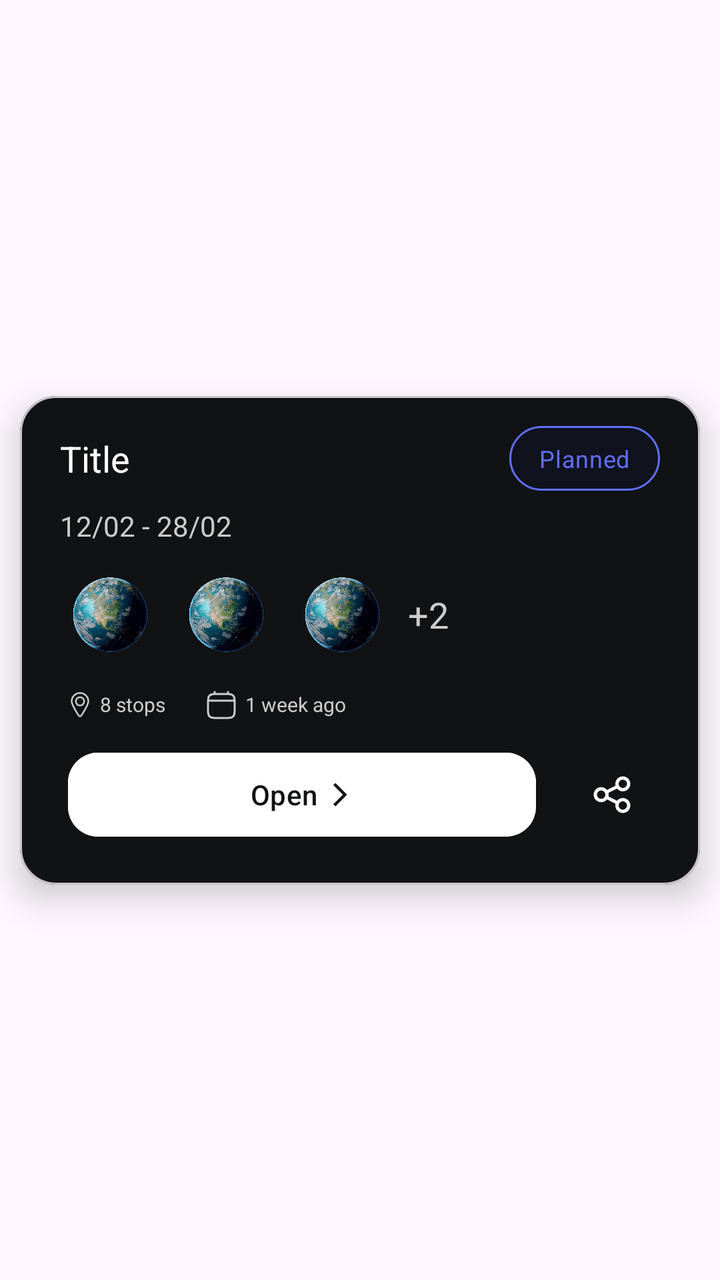
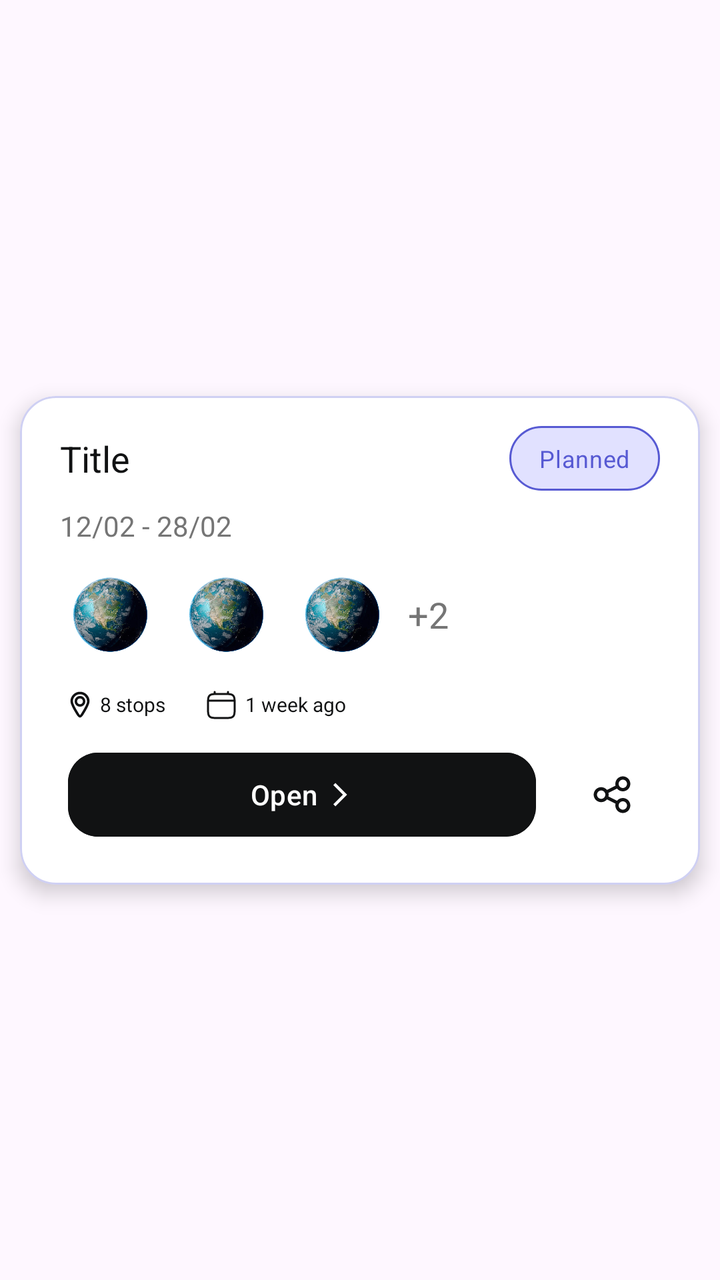

Compare the two renders of this Android layout. The source of the first and the diff that turns it into the second are given below.
<!-- AndroidManifest.xml: application theme Theme.SpaceAdvisor -->
<!-- res/layout/item_trip.xml -->
<?xml version="1.0" encoding="utf-8"?>
<androidx.constraintlayout.widget.ConstraintLayout xmlns:android="http://schemas.android.com/apk/res/android"
    xmlns:app="http://schemas.android.com/apk/res-auto"
    android:layout_width="match_parent"
    android:layout_height="wrap_content">

    
    <com.google.android.material.card.MaterialCardView
        android:id="@+id/delete_background"
        android:layout_width="0dp"
        android:layout_height="0dp"
        android:layout_margin="6dp"
        android:backgroundTint="@color/layout_background_alert"
        app:cardCornerRadius="18dp"
        app:layout_constraintBottom_toBottomOf="@id/trip_card_item"
        app:layout_constraintEnd_toEndOf="@id/trip_card_item"
        app:layout_constraintStart_toStartOf="@id/trip_card_item"
        app:layout_constraintTop_toTopOf="@id/trip_card_item">

        <ImageView
            android:layout_width="24dp"
            android:layout_height="24dp"
            android:layout_gravity="center_vertical|end"
            android:layout_marginEnd="20dp"
            android:src="@drawable/ic_trash"
            app:tint="@color/icon_primary" />
    </com.google.android.material.card.MaterialCardView>

    <com.google.android.material.card.MaterialCardView
        android:id="@+id/trip_card_item"
        android:layout_width="match_parent"
        android:layout_height="wrap_content"
        android:layout_marginHorizontal="10dp"
        android:layout_marginVertical="20dp"
        android:backgroundTint="@color/layout_background_primary"
        app:cardCornerRadius="18dp"
        app:cardElevation="10dp"
        app:layout_constraintBottom_toBottomOf="parent"
        app:layout_constraintEnd_toEndOf="parent"
        app:layout_constraintStart_toStartOf="parent"
        app:layout_constraintTop_toTopOf="parent">

        <LinearLayout
            android:layout_width="match_parent"
            android:layout_height="wrap_content"
            android:layout_marginHorizontal="20dp"
            android:layout_marginVertical="10dp"
            android:orientation="vertical">

            <LinearLayout
                android:layout_width="match_parent"
                android:layout_height="wrap_content"
                android:layout_marginTop="5dp"
                android:orientation="horizontal">


                <TextView
                    android:id="@+id/title_trip_item"
                    android:layout_width="wrap_content"
                    android:layout_height="wrap_content"
                    android:layout_gravity="center_vertical"
                    android:layout_weight="1"
                    android:text="Title"
                    android:textColor="@color/text_primary"
                    android:textSize="18sp" />

                <TextView
                    android:id="@+id/draft_chip_trip_item"
                    style="@style/MaterialAlertDialog.Material3.Body.Text"
                    android:layout_width="wrap_content"
                    android:layout_height="wrap_content"
                    android:background="@drawable/custom_text_black_background"
                    android:paddingHorizontal="15dp"
                    android:paddingVertical="8dp"
                    android:text="Draft"
                    android:textColor="@color/text_quaternary_light"
                    android:textSize="12sp"
                    android:visibility="gone" />

                <TextView
                    android:id="@+id/planned_chip_trip_item"
                    style="@style/MaterialAlertDialog.Material3.Body.Text"
                    android:layout_width="wrap_content"
                    android:layout_height="wrap_content"
                    android:background="@drawable/custom_text_blue_background"
                    android:paddingHorizontal="15dp"
                    android:paddingVertical="8dp"
                    android:text="Planned"
                    android:textColor="@color/chip_text_secondary"
                    android:textSize="12sp" />

                <TextView
                    android:id="@+id/completed_chip_trip_item"
                    style="@style/MaterialAlertDialog.Material3.Body.Text"
                    android:layout_width="wrap_content"
                    android:layout_height="wrap_content"
                    android:background="@drawable/custom_text_purple_background"
                    android:paddingHorizontal="15dp"
                    android:paddingVertical="8dp"
                    android:text="Completed"
                    android:textColor="@color/chip_text_primary"
                    android:textSize="12sp"
                    android:visibility="gone" />

            </LinearLayout>

            <LinearLayout
                android:layout_width="wrap_content"
                android:layout_height="wrap_content"
                android:layout_marginTop="8dp"
                android:gravity="center_vertical"
                android:orientation="horizontal">

                <TextView
                    android:id="@+id/trip_dates_trip_item"
                    android:layout_width="wrap_content"
                    android:layout_height="wrap_content"
                    android:text="12/02 - 28/02"
                    android:textColor="@color/text_quaternary_light"
                    android:textSize="14sp" />

            </LinearLayout>

            <LinearLayout
                android:layout_width="match_parent"
                android:layout_height="wrap_content"
                android:layout_marginVertical="10dp"
                android:orientation="horizontal">


                <ImageView
                    android:id="@+id/trip_dest_image_1"
                    android:layout_width="50dp"
                    android:layout_height="50dp"
                    android:layout_marginEnd="8dp"
                    android:backgroundTint="@color/layout_background_transparent"
                    android:scaleType="centerCrop"
                    android:src="@drawable/pic_profile" />

                <ImageView
                    android:id="@+id/trip_dest_image_2"
                    android:layout_width="50dp"
                    android:layout_height="50dp"
                    android:layout_marginEnd="8dp"
                    android:backgroundTint="@color/layout_background_transparent"
                    android:scaleType="centerCrop"
                    android:src="@drawable/pic_profile" />

                <ImageView
                    android:id="@+id/trip_dest_image_3"
                    android:layout_width="50dp"
                    android:layout_height="50dp"
                    android:layout_marginEnd="8dp"
                    android:backgroundTint="@color/layout_background_transparent"
                    android:scaleType="centerCrop"
                    android:src="@drawable/pic_profile" />

                <TextView
                    android:id="@+id/additional_trip_dest_counter"
                    android:layout_width="wrap_content"
                    android:layout_height="wrap_content"
                    android:layout_gravity="center_vertical"
                    android:text="+2"
                    android:textColor="@color/text_quaternary_light"
                    android:textSize="18sp" />

            </LinearLayout>

            <LinearLayout
                android:layout_width="wrap_content"
                android:layout_height="wrap_content"
                android:gravity="center_vertical"
                android:orientation="horizontal">

                <ImageView
                    android:layout_width="20dp"
                    android:layout_height="20dp"
                    android:src="@drawable/ic_pin"
                    app:tint="@color/icon_quaternary" />

                <TextView
                    android:id="@+id/stop_count_trip_item"
                    android:layout_width="wrap_content"
                    android:layout_height="wrap_content"
                    android:text="8 stops"
                    android:textColor="@color/text_quaternary_light"
                    android:textSize="10sp" />

                <View
                    android:layout_width="20dp"
                    android:layout_height="match_parent" />

                <ImageView
                    android:layout_width="16dp"
                    android:layout_height="16dp"
                    android:src="@drawable/ic_calendar"
                    app:tint="@color/icon_quaternary" />

                <TextView
                    android:id="@+id/created_at_trip_item"
                    android:layout_width="wrap_content"
                    android:layout_height="wrap_content"
                    android:layout_marginStart="4dp"
                    android:text="1 week ago"
                    android:textColor="@color/text_quaternary_light"
                    android:textSize="10sp" />


            </LinearLayout>

            <LinearLayout
                android:layout_width="match_parent"
                android:layout_height="wrap_content"
                android:layout_marginVertical="10dp"
                android:orientation="horizontal">

                <com.google.android.material.button.MaterialButton
                    android:id="@+id/open_btn_trip_item"
                    style="@style/Widget.Material3.Button.IconButton"
                    android:layout_width="0dp"
                    android:layout_height="50dp"
                    android:layout_marginEnd="10dp"
                    android:layout_weight="1"
                    android:backgroundTint="@color/btn_fill_primary"
                    android:gravity="center"
                    android:text="Open"
                    android:textColor="@color/text_secondary"
                    android:textSize="14sp"
                    app:cornerRadius="15dp"
                    app:icon="@drawable/ic_arrow_right"
                    app:iconGravity="textEnd"
                    app:iconPadding="4dp"
                    app:iconSize="14dp"
                    app:iconTint="@color/icon_secondary" />

                <com.google.android.material.button.MaterialButton
                    android:id="@+id/confirm_btn_trip_item"
                    style="@style/Widget.Material3.Button.OutlinedButton"
                    android:layout_width="wrap_content"
                    android:layout_height="50dp"
                    android:backgroundTint="@color/chip_fill_primary"
                    android:text="Confirm"
                    android:textColor="@color/chip_text_primary"
                    android:textSize="12sp"
                    android:visibility="gone"
                    app:cornerRadius="15dp"
                    app:strokeColor="@color/chip_stroke_primary"
                    app:strokeWidth="2dp" />

                <com.google.android.material.button.MaterialButton
                    android:id="@+id/share_btn_trip_item"
                    style="@style/Widget.Material3.Button.IconButton"
                    android:layout_width="wrap_content"
                    android:layout_height="50dp"
                    app:icon="@drawable/ic_share"
                    app:iconTint="@color/icon_primary" />

            </LinearLayout>

        </LinearLayout>

    </com.google.android.material.card.MaterialCardView>

</androidx.constraintlayout.widget.ConstraintLayout>
<!-- resources referenced by this layout -->
<resources>
  <color name="btn_fill_primary">@color/white</color>
  <color name="chip_fill_primary">@color/space_pink_faded</color>
  <color name="chip_stroke_primary">@color/space_pink</color>
  <color name="chip_text_primary">@color/space_pink</color>
  <color name="chip_text_secondary">@color/space_blue</color>
  <color name="icon_primary">@color/white</color>
  <color name="icon_quaternary">@color/gray_light</color>
  <color name="icon_secondary">@color/deep_black</color>
  <color name="layout_background_alert">@color/red_muted</color>
  <color name="layout_background_primary">@color/deep_black</color>
  <color name="layout_background_transparent">@color/transparent</color>
  <color name="text_primary">@color/white</color>
  <color name="text_quaternary_light">@color/gray_light</color>
  <color name="text_secondary">@color/deep_black</color>
  <!-- drawable custom_text_black_background (drawable) -->
  <?xml version="1.0" encoding="utf-8"?>
  <layer-list xmlns:android="http://schemas.android.com/apk/res/android">
      <item android:id="@android:id/background">
          <shape>
              <corners android:radius="20dp" />
              <solid android:color="@color/chip_fill_tertiary" />
              <stroke
                  android:width="1dp"
                  android:color="@color/chip_stroke_tertiary" />
          </shape>
      </item>
  </layer-list>
  <!-- drawable custom_text_blue_background (drawable) -->
  <?xml version="1.0" encoding="utf-8"?>
  <layer-list xmlns:android="http://schemas.android.com/apk/res/android">
      <item android:id="@android:id/background">
          <shape>
              <corners android:radius="20dp" />
              <solid android:color="@color/chip_fill_secondary" />
              <stroke
                  android:width="1dp"
                  android:color="@color/chip_stroke_secondary" />
          </shape>
      </item>
  </layer-list>
  <!-- drawable custom_text_purple_background (drawable) -->
  <?xml version="1.0" encoding="utf-8"?>
  <layer-list xmlns:android="http://schemas.android.com/apk/res/android">
      <item android:id="@android:id/background">
          <shape>
              <corners android:radius="20dp" />
              <solid android:color="@color/chip_fill_primary" />
              <stroke
                  android:width="1dp"
                  android:color="@color/chip_stroke_primary" />
          </shape>
      </item>
  </layer-list>
  <!-- drawable ic_pin (drawable) -->
  <?xml version="1.0" encoding="utf-8"?>
  <vector xmlns:android="http://schemas.android.com/apk/res/android"
      android:width="24dp"
      android:height="24dp"
      android:viewportWidth="24"
      android:viewportHeight="24">
  
      <path
          android:strokeColor="#FFFFFF"
          android:strokeWidth="1"
          android:strokeLineJoin="round"
          android:strokeLineCap="round"
          android:pathData="M17 10C17 11.7279 15.0424 14.9907 13.577 17.3543C12.8967 18.4514 12.5566 19 12 19C11.4434 19 11.1033 18.4514 10.423 17.3543C8.95763 14.9907 7 11.7279 7 10C7 7.23858 9.23858 5 12 5C14.7614 5 17 7.23858 17 10Z" />
      <path
          android:strokeColor="#FFFFFF"
          android:strokeWidth="1"
          android:strokeLineJoin="round"
          android:strokeLineCap="round"
          android:pathData="M14.5 10C14.5 11.3807 13.3807 12.5 12 12.5C10.6193 12.5 9.5 11.3807 9.5 10C9.5 8.61929 10.6193 7.5 12 7.5C13.3807 7.5 14.5 8.61929 14.5 10Z" />
  </vector>
  <style name="Theme.SpaceAdvisor" parent="Base.Theme.SpaceAdvisor" />
  <color name="space_blue">#5F70FD</color>
  <color name="chip_fill_tertiary">@color/gray_muted</color>
  <color name="chip_stroke_tertiary">@color/gray_dark</color>
  <color name="chip_fill_secondary">@color/space_blue_faded</color>
  <color name="chip_stroke_secondary">@color/space_blue</color>
  <style name="Base.Theme.SpaceAdvisor" parent="Theme.Material3.DayNight.NoActionBar">
          
      </style>
  <color name="space_blue_faded">#300B1350</color>
  <!-- unchanged entries left out for length: 14 -->
</resources>

<!-- the commit's change to res/layout/item_trip.xml (unified diff, before → after) -->
@@ -10,7 +10,7 @@
         android:layout_width="0dp"
         android:layout_height="0dp"
         android:layout_margin="6dp"
-        android:backgroundTint="@color/layout_background_alert"
+        android:backgroundTint="@color/alert"
         app:cardCornerRadius="18dp"
         app:layout_constraintBottom_toBottomOf="@id/trip_card_item"
         app:layout_constraintEnd_toEndOf="@id/trip_card_item"
@@ -23,7 +23,7 @@
             android:layout_gravity="center_vertical|end"
             android:layout_marginEnd="20dp"
             android:src="@drawable/ic_trash"
-            app:tint="@color/icon_primary" />
+            app:tint="@color/on_alert" />
     </com.google.android.material.card.MaterialCardView>
 
     <com.google.android.material.card.MaterialCardView
@@ -32,13 +32,14 @@
         android:layout_height="wrap_content"
         android:layout_marginHorizontal="10dp"
         android:layout_marginVertical="20dp"
-        android:backgroundTint="@color/layout_background_primary"
+        android:backgroundTint="@color/background"
         app:cardCornerRadius="18dp"
-        app:cardElevation="10dp"
+        app:cardElevation="6dp"
         app:layout_constraintBottom_toBottomOf="parent"
         app:layout_constraintEnd_toEndOf="parent"
         app:layout_constraintStart_toStartOf="parent"
-        app:layout_constraintTop_toTopOf="parent">
+        app:layout_constraintTop_toTopOf="parent"
+        app:strokeColor="?attr/customColorPrimaryGlow">
 
         <LinearLayout
             android:layout_width="match_parent"
@@ -61,7 +62,7 @@
                     android:layout_gravity="center_vertical"
                     android:layout_weight="1"
                     android:text="Title"
-                    android:textColor="@color/text_primary"
+                    android:textColor="@color/title"
                     android:textSize="18sp" />
 
                 <TextView
@@ -73,7 +74,7 @@
                     android:paddingHorizontal="15dp"
                     android:paddingVertical="8dp"
                     android:text="Draft"
-                    android:textColor="@color/text_quaternary_light"
+                    android:textColor="@color/chip_tertiary"
                     android:textSize="12sp"
                     android:visibility="gone" />
 
@@ -86,7 +87,7 @@
                     android:paddingHorizontal="15dp"
                     android:paddingVertical="8dp"
                     android:text="Planned"
-                    android:textColor="@color/chip_text_secondary"
+                    android:textColor="?attr/customColorPrimary"
                     android:textSize="12sp" />
 
                 <TextView
@@ -98,7 +99,7 @@
                     android:paddingHorizontal="15dp"
                     android:paddingVertical="8dp"
                     android:text="Completed"
-                    android:textColor="@color/chip_text_primary"
+                    android:textColor="?attr/customColorPrimaryVariant"
                     android:textSize="12sp"
                     android:visibility="gone" />
 
@@ -116,7 +117,7 @@
                     android:layout_width="wrap_content"
                     android:layout_height="wrap_content"
                     android:text="12/02 - 28/02"
-                    android:textColor="@color/text_quaternary_light"
+                    android:textColor="@color/body"
                     android:textSize="14sp" />
 
             </LinearLayout>
@@ -133,7 +134,7 @@
                     android:layout_width="50dp"
                     android:layout_height="50dp"
                     android:layout_marginEnd="8dp"
-                    android:backgroundTint="@color/layout_background_transparent"
+                    android:backgroundTint="@color/transparent"
                     android:scaleType="centerCrop"
                     android:src="@drawable/pic_profile" />
 
@@ -142,7 +143,7 @@
                     android:layout_width="50dp"
                     android:layout_height="50dp"
                     android:layout_marginEnd="8dp"
-                    android:backgroundTint="@color/layout_background_transparent"
+                    android:backgroundTint="@color/transparent"
                     android:scaleType="centerCrop"
                     android:src="@drawable/pic_profile" />
 
@@ -151,7 +152,7 @@
                     android:layout_width="50dp"
                     android:layout_height="50dp"
                     android:layout_marginEnd="8dp"
-                    android:backgroundTint="@color/layout_background_transparent"
+                    android:backgroundTint="@color/transparent"
                     android:scaleType="centerCrop"
                     android:src="@drawable/pic_profile" />
 
@@ -161,7 +162,7 @@
                     android:layout_height="wrap_content"
                     android:layout_gravity="center_vertical"
                     android:text="+2"
-                    android:textColor="@color/text_quaternary_light"
+                    android:textColor="@color/body"
                     android:textSize="18sp" />
 
             </LinearLayout>
@@ -176,14 +177,14 @@
                     android:layout_width="20dp"
                     android:layout_height="20dp"
                     android:src="@drawable/ic_pin"
-                    app:tint="@color/icon_quaternary" />
+                    app:tint="@color/icon" />
 
                 <TextView
                     android:id="@+id/stop_count_trip_item"
                     android:layout_width="wrap_content"
                     android:layout_height="wrap_content"
                     android:text="8 stops"
-                    android:textColor="@color/text_quaternary_light"
+                    android:textColor="@color/subtitle"
                     android:textSize="10sp" />
 
                 <View
@@ -194,7 +195,7 @@
                     android:layout_width="16dp"
                     android:layout_height="16dp"
                     android:src="@drawable/ic_calendar"
-                    app:tint="@color/icon_quaternary" />
+                    app:tint="@color/icon" />
 
                 <TextView
                     android:id="@+id/created_at_trip_item"
@@ -202,7 +203,7 @@
                     android:layout_height="wrap_content"
                     android:layout_marginStart="4dp"
                     android:text="1 week ago"
-                    android:textColor="@color/text_quaternary_light"
+                    android:textColor="@color/subtitle"
                     android:textSize="10sp" />
 
 
@@ -221,30 +222,30 @@
                     android:layout_height="50dp"
                     android:layout_marginEnd="10dp"
                     android:layout_weight="1"
-                    android:backgroundTint="@color/btn_fill_primary"
+                    android:backgroundTint="@color/secondary_filled_btn"
                     android:gravity="center"
                     android:text="Open"
-                    android:textColor="@color/text_secondary"
+                    android:textColor="@color/on_secondary_filled_btn"
                     android:textSize="14sp"
                     app:cornerRadius="15dp"
                     app:icon="@drawable/ic_arrow_right"
                     app:iconGravity="textEnd"
                     app:iconPadding="4dp"
                     app:iconSize="14dp"
-                    app:iconTint="@color/icon_secondary" />
+                    app:iconTint="@color/on_secondary_filled_btn" />
 
                 <com.google.android.material.button.MaterialButton
                     android:id="@+id/confirm_btn_trip_item"
                     style="@style/Widget.Material3.Button.OutlinedButton"
                     android:layout_width="wrap_content"
                     android:layout_height="50dp"
-                    android:backgroundTint="@color/chip_fill_primary"
+                    android:backgroundTint="?attr/customColorPrimaryVariantFaded"
                     android:text="Confirm"
-                    android:textColor="@color/chip_text_primary"
+                    android:textColor="?attr/customColorPrimaryVariant"
                     android:textSize="12sp"
                     android:visibility="gone"
                     app:cornerRadius="15dp"
-                    app:strokeColor="@color/chip_stroke_primary"
+                    app:strokeColor="?attr/customColorPrimaryVariant"
                     app:strokeWidth="2dp" />
 
                 <com.google.android.material.button.MaterialButton
@@ -253,7 +254,7 @@
                     android:layout_width="wrap_content"
                     android:layout_height="50dp"
                     app:icon="@drawable/ic_share"
-                    app:iconTint="@color/icon_primary" />
+                    app:iconTint="@color/icon" />
 
             </LinearLayout>
 
<!-- resource entries referenced after the edit -->
@@ -1,19 +1,15 @@
 <!-- resources referenced by this layout -->
 <resources>
-  <color name="btn_fill_primary">@color/white</color>
-  <color name="chip_fill_primary">@color/space_pink_faded</color>
-  <color name="chip_stroke_primary">@color/space_pink</color>
-  <color name="chip_text_primary">@color/space_pink</color>
-  <color name="chip_text_secondary">@color/space_blue</color>
-  <color name="icon_primary">@color/white</color>
-  <color name="icon_quaternary">@color/gray_light</color>
-  <color name="icon_secondary">@color/deep_black</color>
-  <color name="layout_background_alert">@color/red_muted</color>
-  <color name="layout_background_primary">@color/deep_black</color>
-  <color name="layout_background_transparent">@color/transparent</color>
-  <color name="text_primary">@color/white</color>
-  <color name="text_quaternary_light">@color/gray_light</color>
-  <color name="text_secondary">@color/deep_black</color>
+  <color name="alert">@color/red_muted</color>
+  <color name="background">@color/white</color>
+  <color name="body">@color/gray_dark</color>
+  <color name="chip_tertiary">@color/gray_muted</color>
+  <color name="icon">@color/secondary</color>
+  <color name="on_alert">@color/white</color>
+  <color name="on_secondary_filled_btn">@color/background</color>
+  <color name="secondary_filled_btn">@color/secondary</color>
+  <color name="subtitle">@color/secondary</color>
+  <color name="title">@color/secondary</color>
   <!-- drawable custom_text_black_background (drawable) -->
   <?xml version="1.0" encoding="utf-8"?>
   <layer-list xmlns:android="http://schemas.android.com/apk/res/android">
@@ -23,7 +19,7 @@
               <solid android:color="@color/chip_fill_tertiary" />
               <stroke
                   android:width="1dp"
-                  android:color="@color/chip_stroke_tertiary" />
+                  android:color="@color/chip_tertiary" />
           </shape>
       </item>
   </layer-list>
@@ -33,10 +29,10 @@
       <item android:id="@android:id/background">
           <shape>
               <corners android:radius="20dp" />
-              <solid android:color="@color/chip_fill_secondary" />
+              <solid android:color="?attr/customColorPrimaryFaded" />
               <stroke
                   android:width="1dp"
-                  android:color="@color/chip_stroke_secondary" />
+                  android:color="?attr/customColorPrimary" />
           </shape>
       </item>
   </layer-list>
@@ -46,10 +42,10 @@
       <item android:id="@android:id/background">
           <shape>
               <corners android:radius="20dp" />
-              <solid android:color="@color/chip_fill_primary" />
+              <solid android:color="?attr/customColorPrimaryVariantFaded" />
               <stroke
                   android:width="1dp"
-                  android:color="@color/chip_stroke_primary" />
+                  android:color="?attr/customColorPrimaryVariant" />
           </shape>
       </item>
   </layer-list>
@@ -63,27 +59,41 @@
   
       <path
           android:strokeColor="#FFFFFF"
-          android:strokeWidth="1"
+          android:strokeWidth="1.5"
           android:strokeLineJoin="round"
           android:strokeLineCap="round"
           android:pathData="M17 10C17 11.7279 15.0424 14.9907 13.577 17.3543C12.8967 18.4514 12.5566 19 12 19C11.4434 19 11.1033 18.4514 10.423 17.3543C8.95763 14.9907 7 11.7279 7 10C7 7.23858 9.23858 5 12 5C14.7614 5 17 7.23858 17 10Z" />
       <path
           android:strokeColor="#FFFFFF"
-          android:strokeWidth="1"
+          android:strokeWidth="1.5"
           android:strokeLineJoin="round"
           android:strokeLineCap="round"
           android:pathData="M14.5 10C14.5 11.3807 13.3807 12.5 12 12.5C10.6193 12.5 9.5 11.3807 9.5 10C9.5 8.61929 10.6193 7.5 12 7.5C13.3807 7.5 14.5 8.61929 14.5 10Z" />
   </vector>
-  <style name="Theme.SpaceAdvisor" parent="Base.Theme.SpaceAdvisor" />
-  <color name="space_blue">#5F70FD</color>
-  <color name="chip_fill_tertiary">@color/gray_muted</color>
-  <color name="chip_stroke_tertiary">@color/gray_dark</color>
-  <color name="chip_fill_secondary">@color/space_blue_faded</color>
-  <color name="chip_stroke_secondary">@color/space_blue</color>
+  <style name="Theme.SpaceAdvisor" parent="Base.Theme.SpaceAdvisor">
+          <item name="colorPrimary">@color/primary</item>
+          <item name="customColorPrimary">@color/primary</item>
+          <item name="customColorPrimaryGlow">@color/primary_glow</item>
+          <item name="customColorPrimaryFaded">@color/primary_faded</item>
+          <item name="customColorPrimaryLight">@color/primary_light</item>
+          <item name="customColorPrimaryVariant">@color/primary_variant</item>
+          <item name="customColorPrimaryVariantFaded">@color/primary_variant_faded</item>
+      </style>
+  <color name="secondary">@color/deep_black</color>
+  <color name="chip_fill_tertiary">@color/gray_light</color>
   <style name="Base.Theme.SpaceAdvisor" parent="Theme.Material3.DayNight.NoActionBar">
-          
+          <item name="colorPrimary">@color/primary</item>
       </style>
-  <color name="space_blue_faded">#300B1350</color>
+  <color name="primary">@color/space_purple</color>
+  <color name="primary_glow">@color/space_purple_glow</color>
+  <color name="primary_faded">@color/space_purple_faded</color>
+  <color name="primary_light">@color/space_purple_light</color>
+  <color name="primary_variant">@color/space_pink</color>
+  <color name="primary_variant_faded">@color/space_pink_faded</color>
+  <color name="space_purple">#575AD3</color>
+  <color name="space_purple_glow">#48575AD3</color>
+  <color name="space_purple_faded">#50A0A0FF</color>
+  <color name="space_purple_light">#A0A0FF</color>
   <!-- unchanged entries left out for length: 14 -->
 </resources>
 
